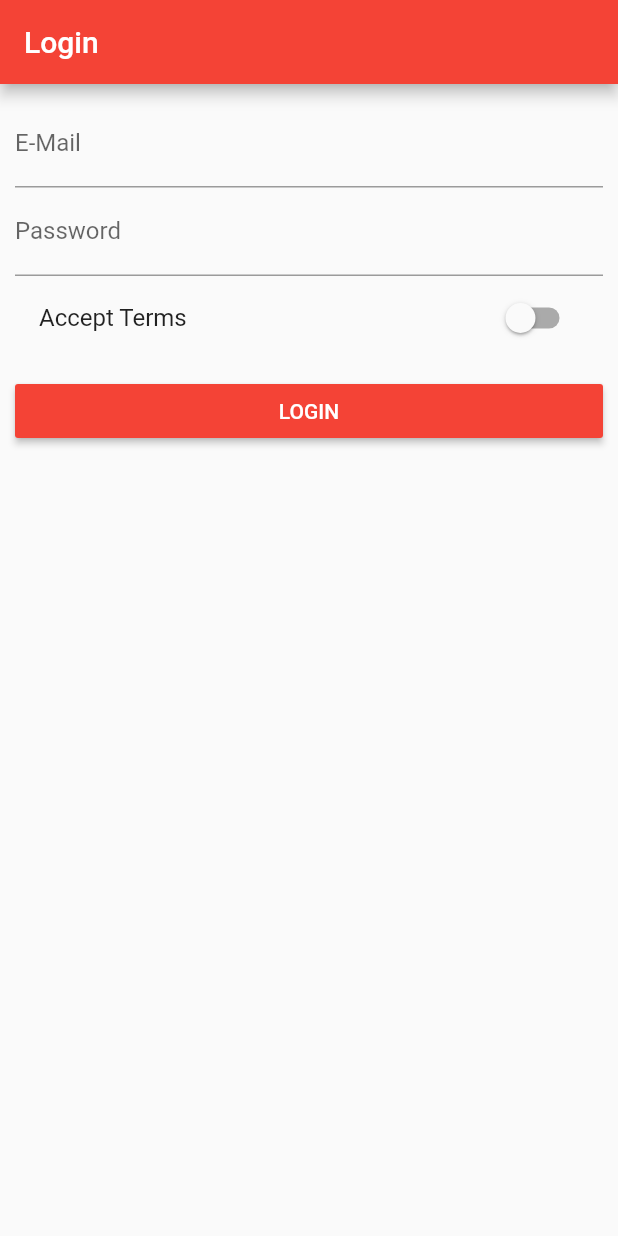
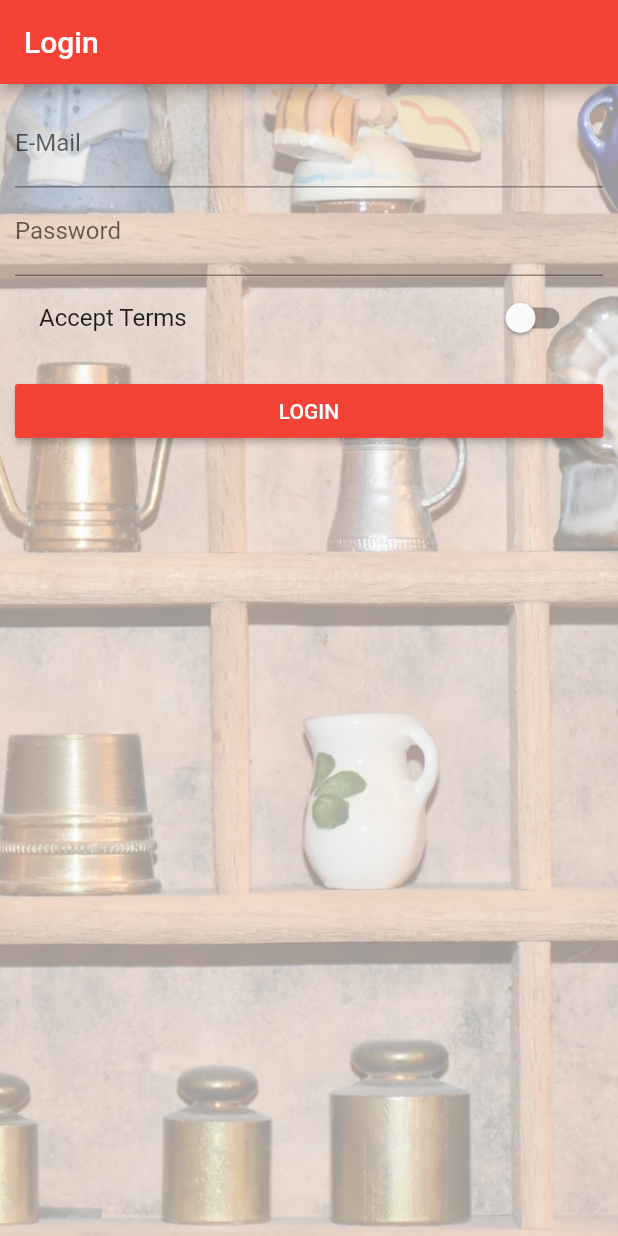
Before and after one commit to TavinHlungwani/flutter-easy-list, a Flutter app: the screen it shows after launch, on a phone screen of 412 x 824 dp. Run offline on Flutter 3.47's test engine with Material 2 defaults, Android fonts, the phone set to English and light mode, and no system bars.

Commit message:
box decoration with decoration image, expanded and flexible widget

```diff
--- a/lib/pages/auth.dart
+++ b/lib/pages/auth.dart
@@ -19,7 +19,13 @@ class _AuthPageState extends State<AuthPage> {
         title: Text('Login'),
       ),
       body: Container(
-        margin: EdgeInsets.all(10.0),
+        decoration: BoxDecoration(
+          image: DecorationImage(
+            image: AssetImage('assets/background.jpg'),
+            colorFilter: ColorFilter.mode(Colors.black.withOpacity(0.4), BlendMode.dstATop),
+            fit: BoxFit.cover)
+        ),
+        padding: EdgeInsets.all(10.0),
         child: ListView(
           children: <Widget>[
             TextField(
--- a/pubspec.yaml
+++ b/pubspec.yaml
@@ -39,6 +39,7 @@ flutter:
   # To add assets to your application, add an assets section, like this:
   assets:
     - assets/food.jpg
+    - assets/background.jpg
   #  - images/a_dot_burr.jpeg
   #  - images/a_dot_ham.jpeg
 
```
Also changed, not shown: lib/products.dart (+6 -1 lines), assets/background.jpg (added).
